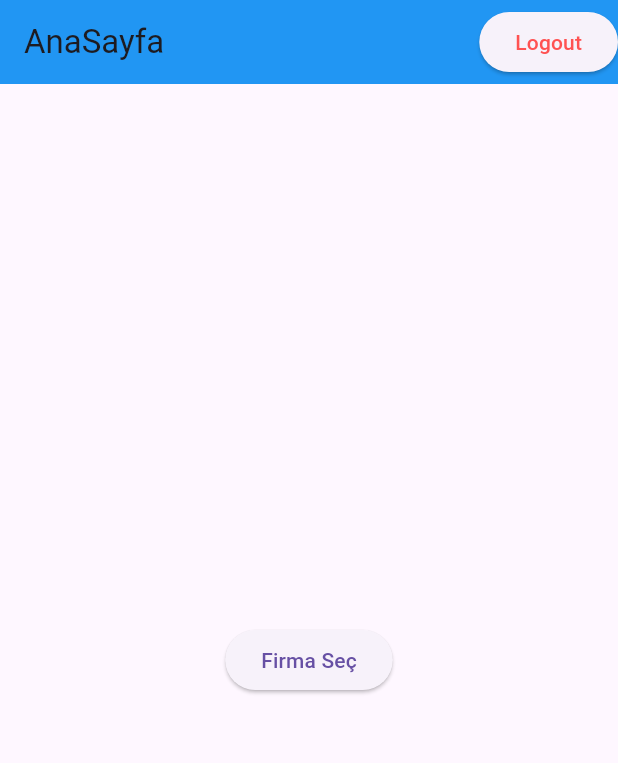
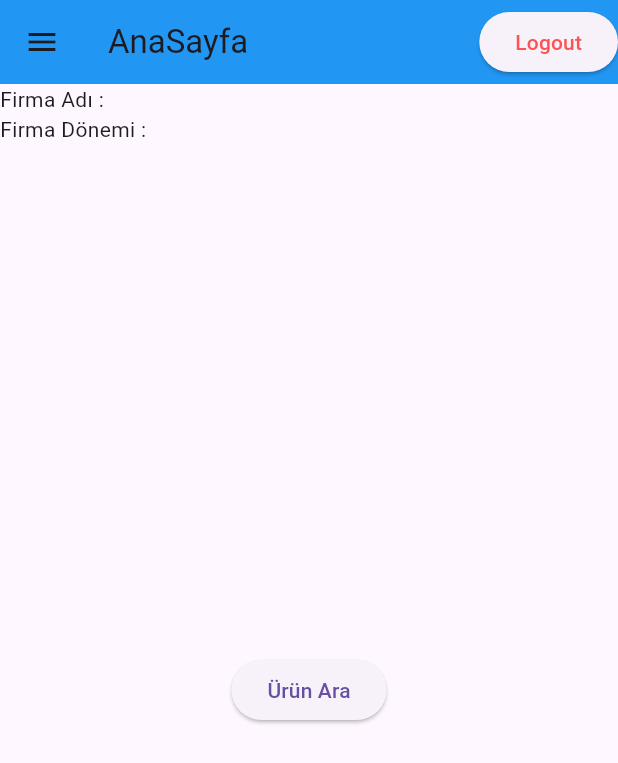
Before and after one commit to Sekizdesekiz/test, a Flutter app: the HomePage screen opened directly, on a phone screen of 412 x 824 dp. Shown: the top 763 px of the screen. Run offline on Flutter 3.47's test engine with Material 3 defaults, Android fonts, the phone set to English and light mode, and no system bars; our stand-ins replace shared_preferences; accounts and stored records are empty.

Commit message:
Drawer and Company Select - 07.03.2024
Drawer penceresi eklendi. Burada işlem yapmak için Routers lar oluşturuldu.
Company seçme ve bu seçilen company den dönem seçme işlemi yapıldı.
*Appbar widget ı ayrı yerde oluşturup yerleştirdiğimde sorun yaşadım o yüzden her sayfada oluşturdum.

```diff
--- a/lib/screen/home_page_screen.dart
+++ b/lib/screen/home_page_screen.dart
@@ -1,8 +1,8 @@
 import 'package:auth_project/data/company_api.dart';
-import 'package:auth_project/data/info_post_api.dart';
 import 'package:auth_project/models/info.dart';
 import 'package:auth_project/screen/compny_select_screen.dart';
 import 'package:auth_project/screen/login_screen.dart';
+import 'package:auth_project/widgets/drawer_widget.dart';
 import 'package:auth_project/widgets/product_list_widget.dart';
 import 'package:flutter/material.dart';
 import 'package:shared_preferences/shared_preferences.dart';
@@ -17,12 +17,24 @@ class _HomePageState extends State<HomePage> {
   late List<Info> infos;
 
   @override
+  void initState() {
+    super.initState();
+    _homePageTitle();
+    SharedPreferences.getInstance().then((SharedPreferences prefs) {
+      setState(() {
+        pref = prefs;
+      });
+    });
+  }
+
+  @override
   Widget build(BuildContext context) {
     return Scaffold(
+      drawer: DrawerWidget(),
       appBar: AppBar(
         title: const Text("AnaSayfa"),
         backgroundColor: Colors.blue,
-        actions: <Widget>[
+        actions: [
           ElevatedButton(
             onPressed: () {
               pref?.setString("token", "");
@@ -33,28 +45,48 @@ class _HomePageState extends State<HomePage> {
                       builder: (BuildContext context) => LoginPage()),
                   (Route<dynamic> route) => false);
             },
-            child: Text("Logout", style: TextStyle(color: Colors.redAccent)),
+            child:
+                const Text("Logout", style: TextStyle(color: Colors.redAccent)),
           ),
         ],
       ),
-      body: Container(
-        width: MediaQuery.of(context).size.width,
-        height: MediaQuery.of(context).size.height,
-        child: Center(
-            child: ElevatedButton(
-          onPressed: () {
-            var response = CompanyApi.getCompanyInfo();
-            if (response != null) {
-              Navigator.of(context).push(
-                MaterialPageRoute(
-                  builder: (BuildContext context) => CompanySelect(),
+      body: Column(
+        children: [
+          Container(
+            child: _homePageTitle(),
+          ),
+          Expanded(
+            child: Container(
+              child: Align(
+                alignment: Alignment.center,
+                child: ElevatedButton(
+                  onPressed: () {
+                    var response = CompanyApi.getCompanyInfo();
+                    if (response != null) {
+                      Navigator.pushNamed(context, "/productSearchPage");
+                    }
+                  },
+                  child: const Text("Ürün Ara"),
                 ),
-              );
-            }
-          },
-          child: Text("Firma Seç"),
-        )),
+              ),
+            ),
+          ),
+        ],
       ),
     );
   }
+
+  _homePageTitle() {
+    return Column(
+      children: [
+        Align(
+            alignment: Alignment.centerLeft,
+            child: Text("Firma Adı : ${pref?.getString("firmaAdi") ?? ""}")),
+        Align(
+            alignment: Alignment.centerLeft,
+            child:
+                Text("Firma Dönemi : ${pref?.getString("firmaDonem") ?? ""}")),
+      ],
+    );
+  }
 }
```
Also changed, not shown: lib/data/donem_api.dart (+6 -2 lines), lib/data/info_post_api.dart (+6 -5 lines), lib/main.dart (+8 -3 lines), lib/models/product.dart (+29 -27 lines), lib/screen/compny_select_screen.dart (+96 -7 lines), lib/widgets/drawer_widget.dart (added, +37 -0 lines), lib/widgets/product_list_widget.dart (+34 -3 lines).
